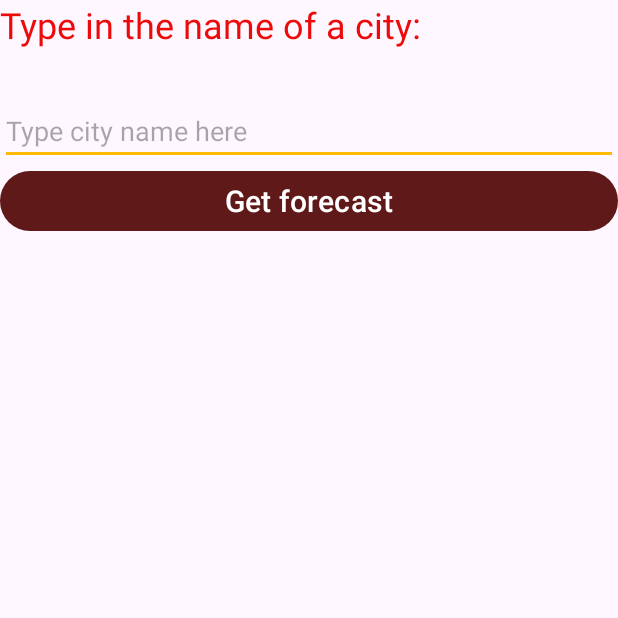
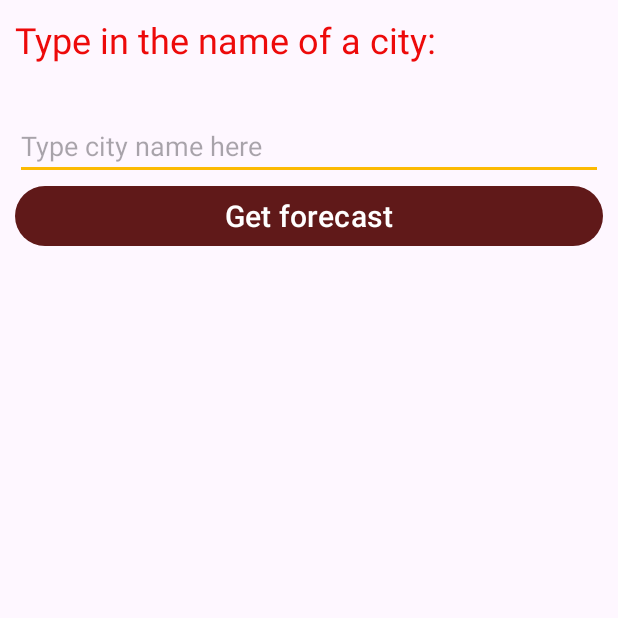
Before and after one commit to Etieno-Josiah/MyAndroidLabs, an Android app: the screen it shows after launch (MainActivity), on a phone screen of 412 x 824 dp, the top half of it. Run offline under Robolectric (Android 15) with nearby library versions, the phone set to English and light mode, and no system bars; our stand-ins replace Volley.

Commit message:
LAb 10 2nd commit

```diff
--- a/app/src/main/res/layout/activity_main.xml
+++ b/app/src/main/res/layout/activity_main.xml
@@ -5,6 +5,10 @@
     android:layout_width="match_parent"
     android:layout_height="match_parent"
     android:orientation="vertical"
+    android:paddingStart="10dp"
+    android:paddingTop="10dp"
+    android:paddingEnd="10dp"
+    android:paddingRight="10dp"
     tools:context=".MainActivity">
 
     <TextView
@@ -21,7 +25,7 @@
         app:layout_constraintVertical_bias="0.409" />
 
     <EditText
-        android:id="@+id/cityText"
+        android:id="@+id/city"
         android:layout_width="match_parent"
         android:layout_height="wrap_content"
         android:layout_marginTop="32dp"
@@ -32,7 +36,7 @@
         app:layout_constraintTop_toBottomOf="@+id/textView" />
 
     <Button
-        android:id="@+id/forecastButton"
+        android:id="@+id/fBtn"
         android:layout_width="match_parent"
         android:layout_height="wrap_content"
         android:layout_marginBottom="48dp"
@@ -42,5 +46,46 @@
         app:layout_constraintEnd_toEndOf="parent"
         app:layout_constraintStart_toStartOf="parent" />
 
+    <TextView
+        android:id="@+id/tempText"
+        android:layout_width="match_parent"
+        android:layout_height="wrap_content"
+        android:hint="Temp goes here"
+        android:visibility="invisible" />
+
+    <TextView
+        android:id="@+id/maxText"
+        android:layout_width="match_parent"
+        android:layout_height="wrap_content"
+        android:hint="Max goes here"
+        android:visibility="invisible" />
+
+    <TextView
+        android:id="@+id/minText"
+        android:layout_width="match_parent"
+        android:layout_height="wrap_content"
+        android:hint="Min goes here"
+        android:visibility="invisible" />
+
+    <TextView
+        android:id="@+id/humidText"
+        android:layout_width="match_parent"
+        android:layout_height="wrap_content"
+        android:hint="Humidity goes here"
+        android:visibility="invisible" />
+
+    <ImageView
+        android:id="@+id/icon"
+        android:layout_width="300dp"
+        android:layout_height="300dp"
+        android:visibility="invisible" />
+
+    <TextView
+        android:id="@+id/desText"
+        android:layout_width="match_parent"
+        android:layout_height="wrap_content"
+        android:hint="Description goes here"
+        android:visibility="invisible" />
+
 
 </LinearLayout>
```
Also changed, not shown: app/src/main/java/com/example/etienosandroidlabs/MainActivity.java (+86 -8 lines), 1 other file.
